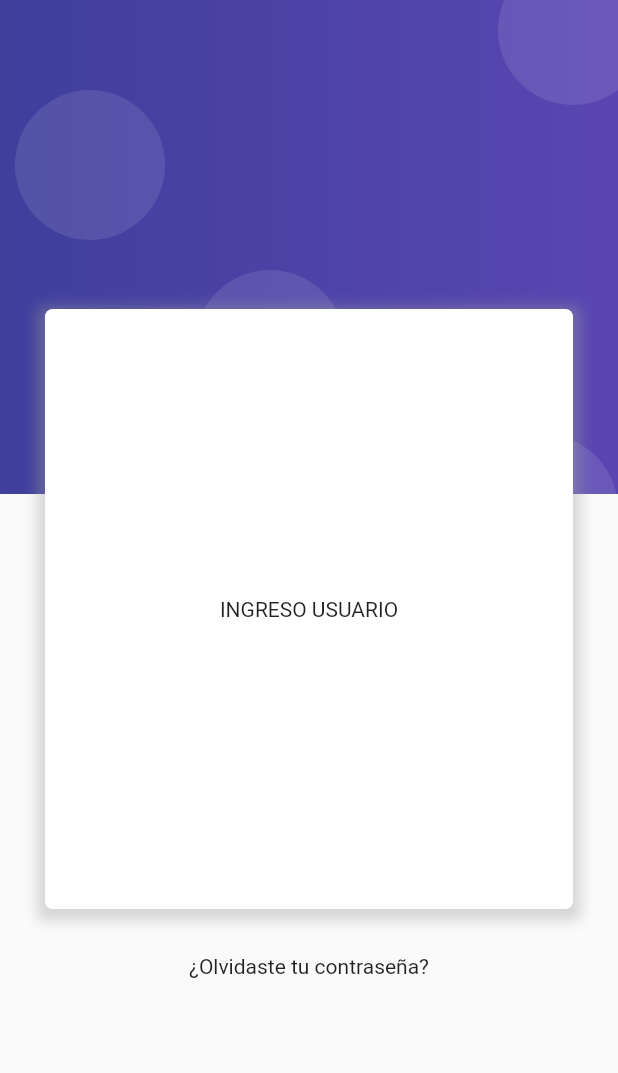
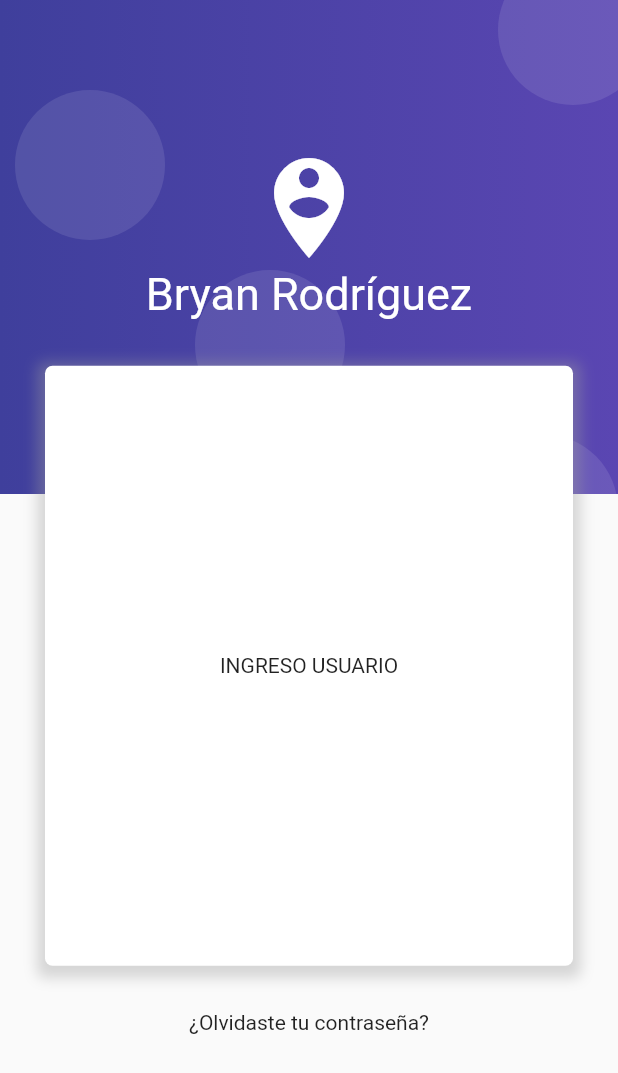
Before and after one commit to bryansrm/flutter-ud-myapp1, a Flutter app: the screen it shows after launch, on a phone screen of 412 x 824 dp. Shown: the top 1073 px of the screen. Run offline on Flutter 3.47's test engine with Material 2 defaults, Android fonts, the phone set to English and light mode, and no system bars.

Commit message:
add pin form login

```diff
--- a/lib/src/User/ui/pages/login_page.dart
+++ b/lib/src/User/ui/pages/login_page.dart
@@ -6,8 +6,6 @@ import 'package:app_udemy_1/src/User/ui/widgets/background_login.dart';
 class LoginPage extends StatelessWidget {
   @override
   Widget build(BuildContext context) {
-
-    Size size = MediaQuery.of(context).size;
 
     return Scaffold(
       body: Stack(
--- a/lib/src/User/ui/widgets/form_login.dart
+++ b/lib/src/User/ui/widgets/form_login.dart
@@ -9,9 +9,18 @@ class FormLogin extends StatelessWidget {
     size = MediaQuery.of(context).size;
 
     return Container(
-      margin: EdgeInsets.only(top: size.height * .25, right: 30.0, left: 30.0),
+      margin: EdgeInsets.only(top: size.height * .12, right: 30.0, left: 30.0),
       child: Column(
         children: [
+          Container(
+            margin: EdgeInsets.only(bottom: 30.0),
+            child: Column(
+              children: [
+                Icon( Icons.person_pin_circle, color: Colors.white, size: 80.0,),
+                Text('Bryan Rodríguez', style: TextStyle(color: Colors.white, fontSize: 30.0),)
+              ],
+            ),
+          ),
           Container(
             alignment: Alignment.center,
             height: 400.0,
```
